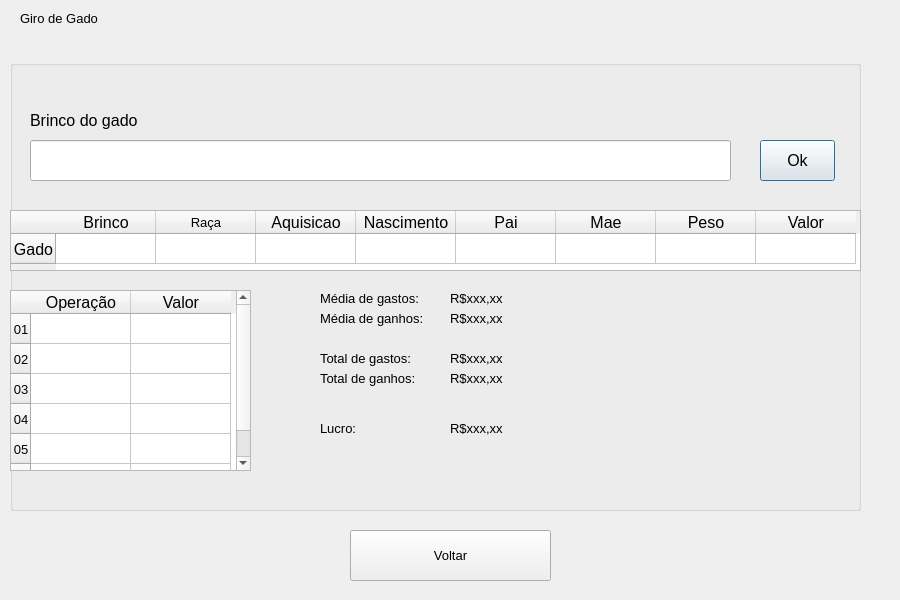
The window that views/cattleconsultscreen.ui (MaceGabriel/GiroDeGado) describes before a commit, drawn with Qt 5.
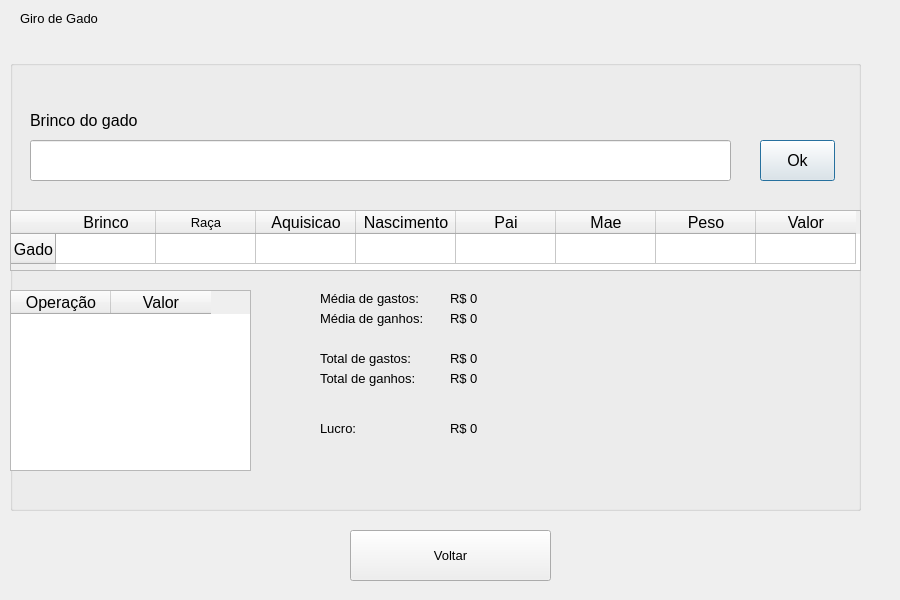
The same window after the commit.

```diff
--- a/views/cattleconsultscreen.ui
+++ b/views/cattleconsultscreen.ui
@@ -275,84 +275,6 @@
       <pointsize>12</pointsize>
      </font>
     </property>
-    <row>
-     <property name="text">
-      <string>01</string>
-     </property>
-     <property name="font">
-      <font>
-       <pointsize>10</pointsize>
-      </font>
-     </property>
-     <property name="textAlignment">
-      <set>AlignCenter</set>
-     </property>
-    </row>
-    <row>
-     <property name="text">
-      <string>02</string>
-     </property>
-     <property name="font">
-      <font>
-       <pointsize>10</pointsize>
-      </font>
-     </property>
-     <property name="textAlignment">
-      <set>AlignCenter</set>
-     </property>
-    </row>
-    <row>
-     <property name="text">
-      <string>03</string>
-     </property>
-     <property name="font">
-      <font>
-       <pointsize>10</pointsize>
-      </font>
-     </property>
-     <property name="textAlignment">
-      <set>AlignCenter</set>
-     </property>
-    </row>
-    <row>
-     <property name="text">
-      <string>04</string>
-     </property>
-     <property name="font">
-      <font>
-       <pointsize>10</pointsize>
-      </font>
-     </property>
-     <property name="textAlignment">
-      <set>AlignCenter</set>
-     </property>
-    </row>
-    <row>
-     <property name="text">
-      <string>05</string>
-     </property>
-     <property name="font">
-      <font>
-       <pointsize>10</pointsize>
-      </font>
-     </property>
-     <property name="textAlignment">
-      <set>AlignCenter</set>
-     </property>
-    </row>
-    <row>
-     <property name="text">
-      <string>06</string>
-     </property>
-     <property name="font">
-      <font>
-       <pointsize>10</pointsize>
-      </font>
-     </property>
-     <property name="textAlignment">
-      <set>AlignCenter</set>
-     </property>
-    </row>
     <column>
      <property name="text">
       <string>Operação</string>
@@ -363,17 +285,6 @@
       <string>Valor</string>
      </property>
     </column>
-    <item row="0" column="0">
-     <property name="text">
-      <string/>
-     </property>
-     <property name="textAlignment">
-      <set>AlignCenter</set>
-     </property>
-     <property name="flags">
-      <set>ItemIsSelectable|ItemIsDragEnabled|ItemIsDropEnabled|ItemIsUserCheckable|ItemIsEnabled</set>
-     </property>
-    </item>
    </widget>
    <widget class="QLabel" name="labelAverageSpending">
     <property name="geometry">
@@ -421,7 +332,7 @@
      </font>
     </property>
     <property name="text">
-     <string>R$xxx,xx</string>
+     <string>R$ 0</string>
     </property>
    </widget>
    <widget class="QLabel" name="labelValueEarnings_2">
@@ -434,7 +345,7 @@
      </rect>
     </property>
     <property name="text">
-     <string>R$xxx,xx</string>
+     <string>R$ 0</string>
     </property>
    </widget>
    <widget class="QLabel" name="labelProfit">
@@ -460,7 +371,7 @@
      </rect>
     </property>
     <property name="text">
-     <string>R$xxx,xx</string>
+     <string>R$ 0</string>
     </property>
    </widget>
    <widget class="QLabel" name="labelTotalSpending">
@@ -486,7 +397,7 @@
      </rect>
     </property>
     <property name="text">
-     <string>R$xxx,xx</string>
+     <string>R$ 0</string>
     </property>
    </widget>
    <widget class="QLabel" name="labelTotalEarnings">
@@ -512,7 +423,7 @@
      </rect>
     </property>
     <property name="text">
-     <string>R$xxx,xx</string>
+     <string>R$ 0</string>
     </property>
    </widget>
   </widget>
```
Left out of the diff: 8 changed lines with no effect on the pictures.
